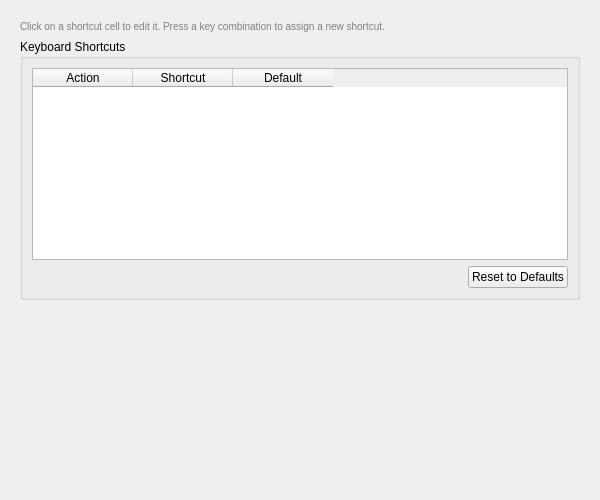
lstachowicz/PolySeg, file src/shortcutssettingstab.ui: the form before one commit.
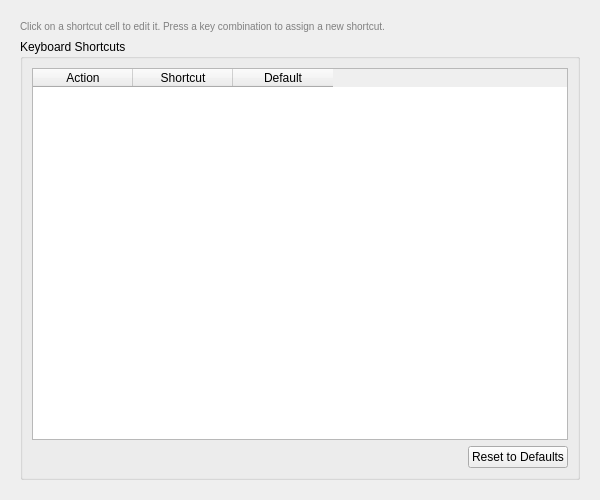
The form after the commit.

The edit to the form file:
```diff
--- a/src/shortcutssettingstab.ui
+++ b/src/shortcutssettingstab.ui
@@ -24,8 +24,8 @@
        <rect>
         <x>0</x>
         <y>0</y>
-        <width>580</width>
-        <height>480</height>
+        <width>582</width>
+        <height>482</height>
        </rect>
       </property>
       <layout class="QVBoxLayout" name="content_layout_">
@@ -103,19 +103,6 @@
          </layout>
         </widget>
        </item>
-       <item>
-        <spacer name="bottom_spacer_">
-         <property name="orientation">
-          <enum>Qt::Orientation::Vertical</enum>
-         </property>
-         <property name="sizeHint" stdset="0">
-          <size>
-           <width>20</width>
-           <height>40</height>
-          </size>
-         </property>
-        </spacer>
-       </item>
       </layout>
      </widget>
     </widget>
```
Left out of the diff: 12 changed lines with no effect on the pictures.
